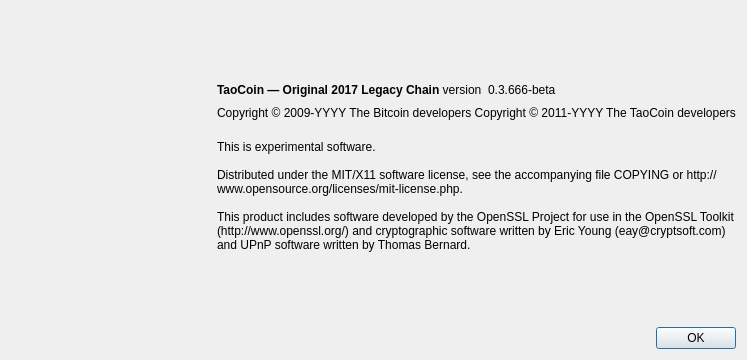
This is src/qt/forms/aboutdialog.ui in Xnuva-Blockchain-Project/Tao as Qt 5 draws it before an edit. The edited form follows.
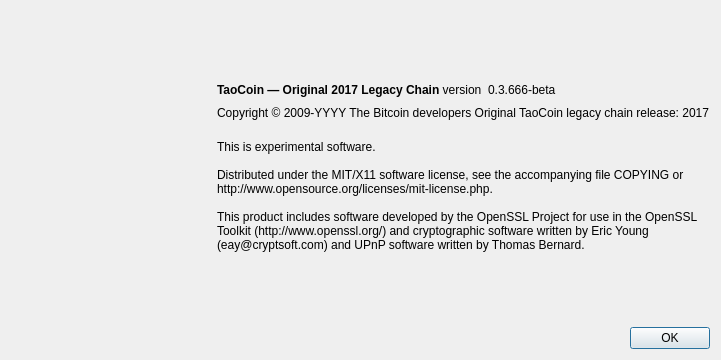
This is the edited form. Icons and pictures are not drawn.

Commit message: Stage 7D: correct maintained TaoCoin attribution wording

```diff
--- a/src/qt/forms/aboutdialog.ui
+++ b/src/qt/forms/aboutdialog.ui
@@ -107,7 +107,7 @@
        </property>
        <property name="text">
         <string notr="true">Copyright &amp;copy; 2009-YYYY The Bitcoin developers
-Copyright &amp;copy; 2011-YYYY The TaoCoin developers</string>
+Original TaoCoin legacy chain release: 2017</string>
        </property>
        <property name="textFormat">
         <enum>Qt::RichText</enum>
```
The commit also changes 2 other files.
